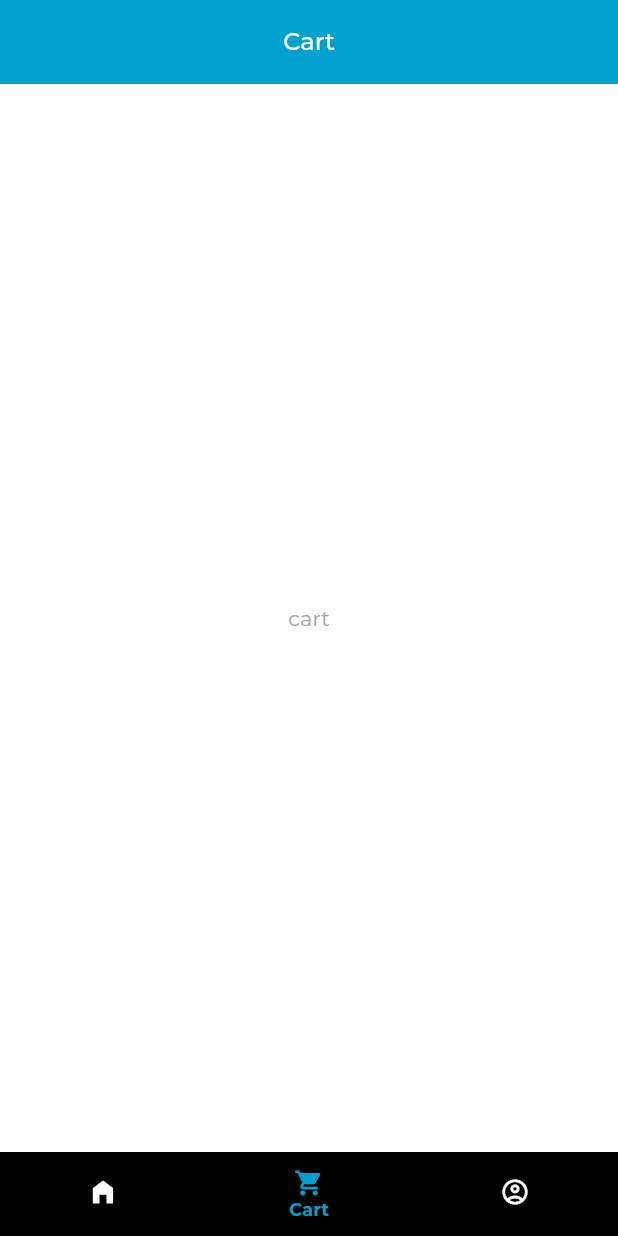
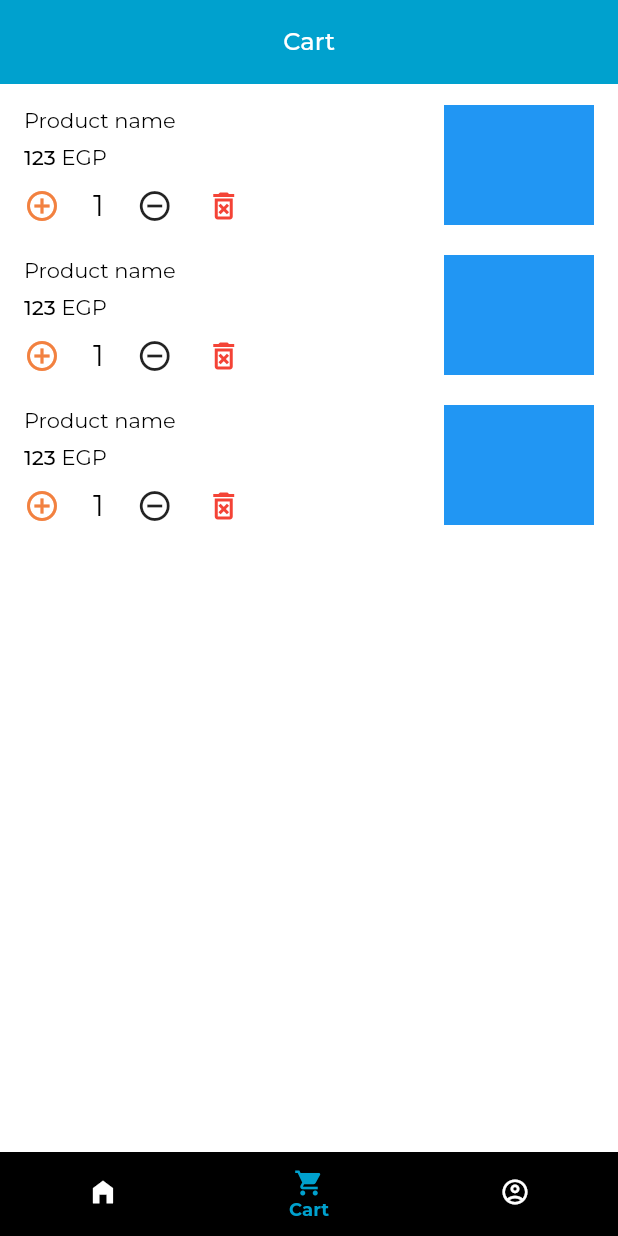
Before and after one commit to 0AbdElRahman-Mohamed0/notchy, a Flutter app: the NavScreen screen opened directly, item 2 of the bottom bar chosen, on a phone screen of 412 x 824 dp. Run offline on Flutter 3.47's test engine with Material 2 defaults, Android fonts, the phone set to English and light mode, and no system bars; our stand-ins replace flutter_svg, loading_indicator; missing offline and left inert: fl_country_code_picker, flrx_validator.

Commit message:
cart screen not complete

```diff
--- a/lib/ui/screens/nav_screen.dart
+++ b/lib/ui/screens/nav_screen.dart
@@ -1,5 +1,6 @@
 import 'package:flutter/material.dart';
 import 'package:notchy/providers/navigation_index_provider.dart';
+import 'package:notchy/ui/screens/nav_screens/cart_screen.dart';
 import 'package:notchy/ui/screens/nav_screens/home_screen.dart';
 
 class NavScreen extends StatefulWidget {
@@ -17,9 +18,7 @@ class _NavScreenState extends State<NavScreen> {
     super.initState();
     _widgetOptions = <Widget>[
       const HomeScreen(),
-      const Center(
-        child: Text('cart'),
-      ),
+      const CartScreen(),
       const Center(
         child: Text('profile'),
       ),
--- /dev/null
+++ b/lib/ui/screens/nav_screens/cart_screen.dart
@@ -0,0 +1,50 @@
+import 'package:flutter/material.dart';
+import 'package:notchy/ui/widget/cart_card.dart';
+
+class CartScreen extends StatelessWidget {
+  const CartScreen({Key? key}) : super(key: key);
+
+  @override
+  Widget build(BuildContext context) {
+    return LayoutBuilder(
+      builder: (context, constraints) => SingleChildScrollView(
+        child: ConstrainedBox(
+          constraints: BoxConstraints(
+              minWidth: constraints.maxWidth, minHeight: constraints.maxHeight),
+          child: Padding(
+            padding: const EdgeInsets.symmetric(horizontal: 16.0, vertical: 14),
+            child: Column(
+              mainAxisAlignment: MainAxisAlignment.spaceBetween,
+              children: [
+                Column(
+                  crossAxisAlignment: CrossAxisAlignment.start,
+                  children: [
+                    const CartCard(),
+                    const SizedBox(
+                      height: 12,
+                    ),
+                    const CartCard(),
+                    const SizedBox(
+                      height: 12,
+                    ),
+                    const CartCard(),
+                    const SizedBox(
+                      height: 12,
+                    ),
+                    Divider(
+                      height: 1,
+                      color: Theme.of(context).cardColor,
+                    ),
+                    const SizedBox(
+                      height: 20,
+                    ),
+                  ],
+                ),
+              ],
+            ),
+          ),
+        ),
+      ),
+    );
+  }
+}
--- /dev/null
+++ b/lib/ui/widget/cart_card.dart
@@ -0,0 +1,125 @@
+import 'package:flutter/material.dart';
+
+class CartCard extends StatefulWidget {
+  const CartCard({Key? key}) : super(key: key);
+
+  @override
+  State<CartCard> createState() => _CartCardState();
+}
+
+class _CartCardState extends State<CartCard> {
+  int _quantity = 1;
+
+  @override
+  Widget build(BuildContext context) {
+    return Column(
+      children: [
+        Row(
+          mainAxisAlignment: MainAxisAlignment.spaceBetween,
+          children: [
+            Expanded(
+              child: Column(
+                crossAxisAlignment: CrossAxisAlignment.start,
+                children: [
+                  Text(
+                    'Product name',
+                    style: Theme.of(context).textTheme.headlineLarge?.copyWith(
+                          fontSize: 14,
+                          fontWeight: FontWeight.w400,
+                        ),
+                  ),
+                  const SizedBox(
+                    height: 8,
+                  ),
+                  Text.rich(
+                    TextSpan(
+                      children: [
+                        TextSpan(
+                          text: '123 ',
+                          style: Theme.of(context)
+                              .textTheme
+                              .headlineLarge
+                              ?.copyWith(
+                                fontSize: 14,
+                                fontWeight: FontWeight.w500,
+                              ),
+                        ),
+                        TextSpan(
+                          text: 'EGP',
+                          style: Theme.of(context)
+                              .textTheme
+                              .headlineLarge
+                              ?.copyWith(
+                                fontSize: 14,
+                                fontWeight: FontWeight.w400,
+                              ),
+                        ),
+                      ],
+                    ),
+                  ),
+                  const SizedBox(
+                    height: 12,
+                  ),
+                  Row(
+                    children: [
+                      InkWell(
+                        onTap: () {
+                          _quantity++;
+                          setState(() {});
+                        },
+                        child: const Icon(
+                          Icons.add_circle_outline,
+                          color: Color(0xFFF28140),
+                        ),
+                      ),
+                      const SizedBox(
+                        width: 22,
+                      ),
+                      Text(
+                        '$_quantity',
+                        style:
+                            Theme.of(context).textTheme.headlineLarge?.copyWith(
+                                  fontSize: 20,
+                                  fontWeight: FontWeight.w400,
+                                ),
+                      ),
+                      const SizedBox(
+                        width: 22,
+                      ),
+                      InkWell(
+                        onTap: () {
+                          if (_quantity == 1) return;
+                          _quantity--;
+                          setState(() {});
+                        },
+                        child: const Icon(Icons.remove_circle_outline),
+                      ),
+                      const SizedBox(
+                        width: 22,
+                      ),
+                      InkWell(
+                        onTap: () {},
+                        child: const Icon(
+                          Icons.delete_forever_outlined,
+                          color: Colors.red,
+                        ),
+                      ),
+                    ],
+                  ),
+                ],
+              ),
+            ),
+            Container(
+              height: 80,
+              width: 100,
+              color: Colors.blue,
+            ),
+          ],
+        ),
+        const SizedBox(
+          height: 8,
+        ),
+      ],
+    );
+  }
+}
```
